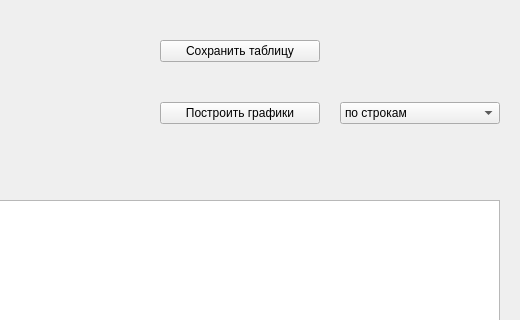
The window that table_window_design.ui (garrigar/Blagov_Inc) describes before a commit, drawn with Qt 5; both pictures show x 581 to 1101 and y 0 to 320 of the 1101 by 733 pixel window.
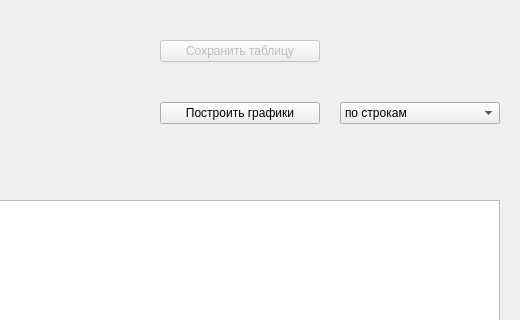
The same window after the commit.

```diff
--- a/table_window_design.ui
+++ b/table_window_design.ui
@@ -78,7 +78,10 @@
        <item>
         <layout class="QGridLayout" name="gridLayout">
          <item row="0" column="0">
-          <widget class="QPushButton" name="pushButton">
+          <widget class="QPushButton" name="btn_save_table">
+           <property name="enabled">
+            <bool>false</bool>
+           </property>
            <property name="text">
             <string>Сохранить таблицу</string>
            </property>
```
Left out of the diff: 4 changed lines with no effect on the pictures.
